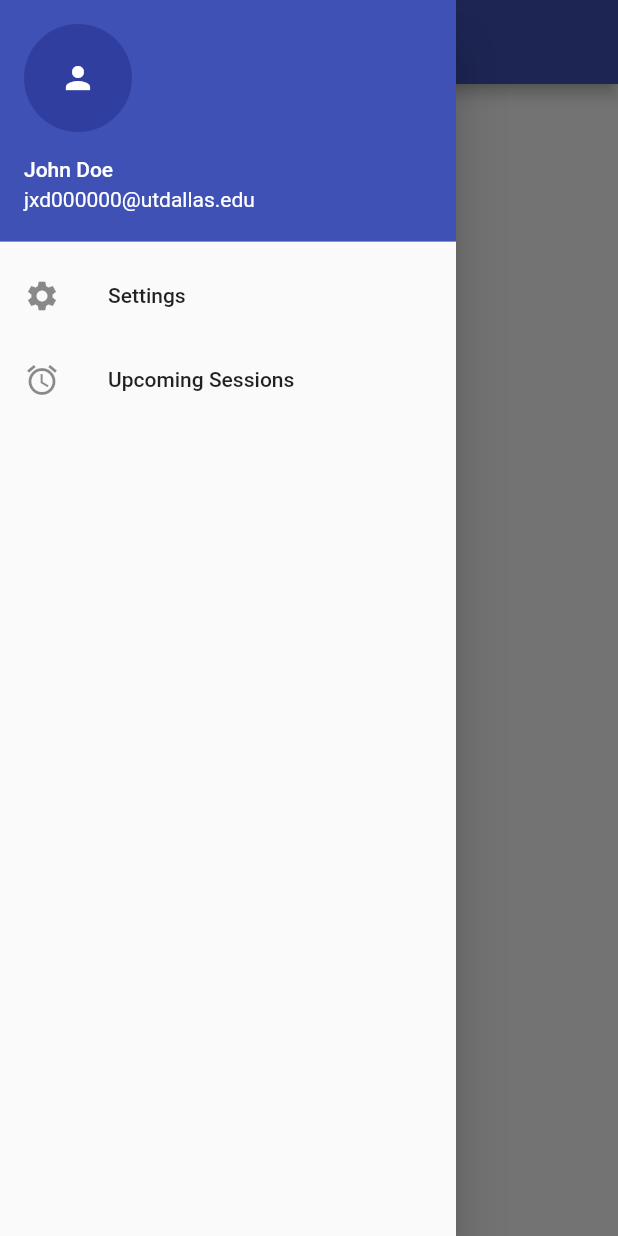
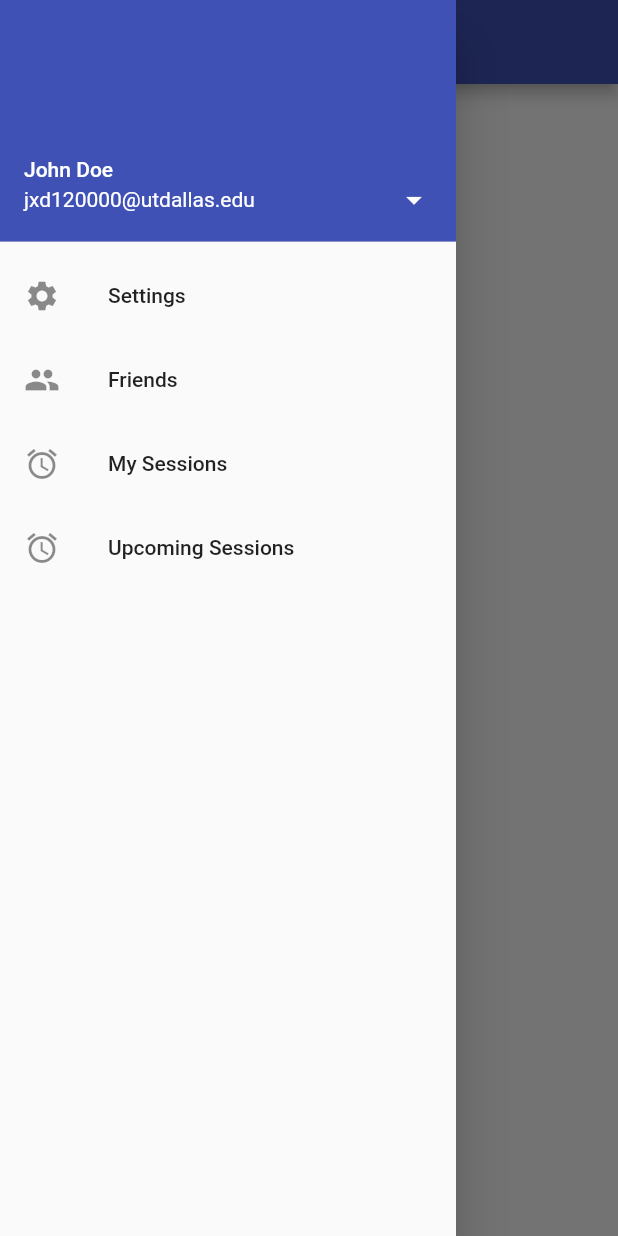
Before and after one commit to acm-projects/studymates, a Flutter app: the screen it shows after launch, with the side drawer open, on a phone screen of 412 x 824 dp. Run offline on Flutter 3.47's test engine with Material 2 defaults, Android fonts, the phone set to English and light mode, and no system bars.

Commit message:
Major navigator rewrite
App nav rewritten. See #studymates-frontend for summary of what is done.
There are some clugey things with the drawer that I will be looking to
fix

```diff
--- /dev/null
+++ b/lib/fragments/friends_fragment.dart
@@ -0,0 +1,12 @@
+import 'package:flutter/material.dart';
+
+class FriendsFragment extends StatelessWidget {
+  @override
+  Widget build(BuildContext context) {
+    // TODO: implement build
+    return new Center(
+      child: new Text("Friends"),
+    );
+  }
+
+}
--- /dev/null
+++ b/lib/fragments/my_sessions_fragment.dart
@@ -0,0 +1,12 @@
+import 'package:flutter/material.dart';
+
+class MySessionsFragment extends StatelessWidget {
+  @override
+  Widget build(BuildContext context) {
+    // TODO: implement build
+    return new Center(
+      child: new Text("My Sessions"),
+    );
+  }
+
+}
--- /dev/null
+++ b/lib/fragments/profile_fragment.dart
@@ -0,0 +1,12 @@
+import 'package:flutter/material.dart';
+
+class ProfileFragment extends StatelessWidget {
+  @override
+  Widget build(BuildContext context) {
+    // TODO: implement build
+    return new Center(
+      child: new Text("Profile"),
+    );
+  }
+
+}
--- /dev/null
+++ b/lib/fragments/settings_fragment.dart
@@ -0,0 +1,12 @@
+import 'package:flutter/material.dart';
+
+class SettingsFragment extends StatelessWidget {
+  @override
+  Widget build(BuildContext context) {
+    // TODO: implement build
+    return new Center(
+      child: new Text("Settings"),
+    );
+  }
+
+}
--- /dev/null
+++ b/lib/fragments/upcoming_sessions_fragment.dart
@@ -0,0 +1,12 @@
+import 'package:flutter/material.dart';
+
+class UpcomingSessionsFragment extends StatelessWidget {
+  @override
+  Widget build(BuildContext context) {
+    // TODO: implement build
+    return new Center(
+      child: new Text("Upcoming Sessions"),
+    );
+  }
+
+}
--- a/lib/main.dart
+++ b/lib/main.dart
@@ -1,4 +1,5 @@
 import 'package:flutter/material.dart';
+import 'package:studymates_app/pages/home_page.dart';
 
 void main() => runApp(MyApp());
 
@@ -9,45 +10,13 @@ class MyApp extends StatelessWidget {
     return MaterialApp(
       title: 'Flutter Demo',
       theme: ThemeData(
-        // This is the theme of your application.
-        //
-        // Try running your application with "flutter run". You'll see the
-        // application has a blue toolbar. Then, without quitting the app, try
-        // changing the primarySwatch below to Colors.green and then invoke
-        // "hot reload" (press "r" in the console where you ran "flutter run",
-        // or simply save your changes to "hot reload" in a Flutter IDE).
-        // Notice that the counter didn't reset back to zero; the application
-        // is not restarted.
+        /*
+        Main app color. Swatch used because then the theme is propagated through children
+        See: https://flutter.dev/docs/cookbook/design/themes
+         */
         primarySwatch: Colors.indigo,
       ),
-      home: Scaffold(
-        appBar: AppBar(
-          title: Text("StudyMates"),
-        ),
-        drawer: Drawer(
-          child: ListView(
-            children: [
-              UserAccountsDrawerHeader(
-                accountName: Text("John Doe"),
-                accountEmail: Text("jxd000000@utdallas.edu"),
-                currentAccountPicture: CircleAvatar(
-                  child: Icon(Icons.person),
-                ),
-              ),
-
-              ListTile(
-                title: Text("Settings"),
-                leading: Icon(Icons.settings),
-              ),
-
-              ListTile(
-                title: Text("Upcoming Sessions"),
-                leading: Icon(Icons.alarm),
-              ),
-            ]
-          )
-        ),
-      )
+      home: new HomePage(),
     );
   }
 }
--- /dev/null
+++ b/lib/pages/home_page.dart
@@ -0,0 +1,92 @@
+import 'package:flutter/material.dart';
+
+import 'package:studymates_app/fragments/settings_fragment.dart';
+import 'package:studymates_app/fragments/friends_fragment.dart';
+import 'package:studymates_app/fragments/my_sessions_fragment.dart';
+import 'package:studymates_app/fragments/upcoming_sessions_fragment.dart';
+import 'package:studymates_app/fragments/profile_fragment.dart';
+
+/**
+ * Fragment drawer approach from
+ * https://medium.com/@kashifmin/flutter-setting-up-a-navigation-drawer-with-multiple-fragments-widgets-1914fda3c8a8
+ */
+
+class DrawerItem {
+  String title;
+  IconData icon;
+  DrawerItem(this.title, this.icon);
+}
+
+class HomePage extends StatefulWidget {
+  final drawerItems = [
+    new DrawerItem("My Profile", Icons.person),
+    new DrawerItem("Settings", Icons.settings),
+    new DrawerItem("Friends", Icons.people),
+    new DrawerItem("My Sessions", Icons.alarm),
+    new DrawerItem("Upcoming Sessions", Icons.alarm),
+  ];
+
+  @override
+  State<StatefulWidget> createState() {
+    return new HomePageState();
+  }
+}
+
+class HomePageState extends State<HomePage> {
+  int _selectedDrawerIndex = 0;
+
+  _getDrawerItemWidget(int pos) {
+    switch (pos) {
+      case 0: // Profile fragment MUST be the first index in the case
+        return new ProfileFragment();
+      case 1:
+        return SettingsFragment();
+      case 2:
+        return FriendsFragment();
+      case 3:
+        return new MySessionsFragment();
+      case 4:
+        return new UpcomingSessionsFragment();
+      default:
+        return new Text("Fragment index out of bounds");
+    }
+  }
+
+  _onSelectItem(int index) {
+    setState(() => _selectedDrawerIndex = index);
+    Navigator.of(context).pop();
+  }
+
+  @override
+  Widget build(BuildContext context) {
+    var drawerOptions = <Widget>[];
+    drawerOptions.add(new UserAccountsDrawerHeader(
+      accountName: new Text("John Doe"),
+      accountEmail: new Text("jxd120000@utdallas.edu"),
+      onDetailsPressed: () {
+        _onSelectItem(0); // not super elegant but it will do for now
+      },
+    ));
+    for (int i = 1; i < widget.drawerItems.length; i++) {
+      var item = widget.drawerItems[i];
+      drawerOptions.add(new ListTile(
+        leading: new Icon(item.icon),
+        title: new Text(item.title),
+        selected: i+1 == _selectedDrawerIndex,
+        onTap: () => _onSelectItem(i),
+      ));
+    }
+
+    return new Scaffold(
+      appBar: new AppBar(
+        title: new Text(widget.drawerItems[_selectedDrawerIndex].title),
+      ),
+      drawer: new Drawer(
+        child: new Column(
+          children: drawerOptions,
+        ),
+      ),
+      body: _getDrawerItemWidget(_selectedDrawerIndex),
+    );
+  }
+}
```
